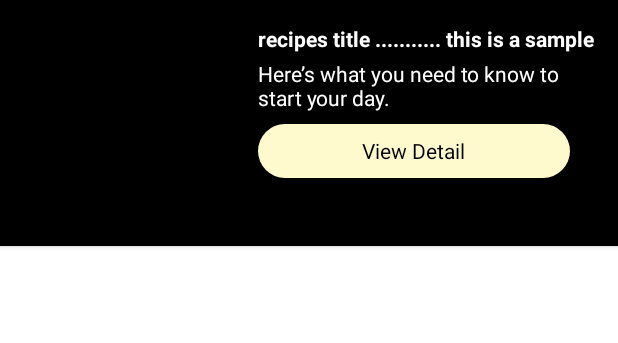
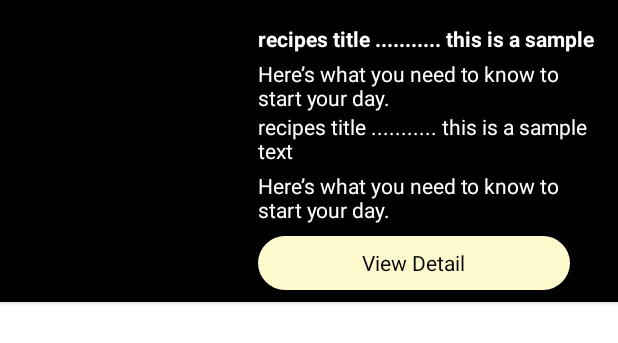
Before and after one commit to joeyudongs/NMR-Photo, an Android app built with Jetpack Compose: the layout item_rv.xml on its own in the app's theme, with its tools: preview values and no code run, on a phone screen of 412 x 824 dp. Shown: the top 343 px of the screen. Run offline under Robolectric (Android 15) with nearby library versions, the phone set to English and light mode, and no system bars.

Commit message:
updated ui

```diff
--- a/app/src/main/java/com/dheeraj/composemvvm/adpter/RvAdapter.kt
+++ b/app/src/main/java/com/dheeraj/composemvvm/adpter/RvAdapter.kt
@@ -61,6 +61,8 @@ class RvAdapter (private var photoList: List<Demo>): RecyclerView.Adapter<RvAdap
 
             tvEarthDate.text = "Earth Date: " + item.earth_date
             tvPhotoId.text = "Photo Id: " + item.photoId
+            tvName.text = "Rover: ${item.rover?.name.toString()}"
+            tvCaption.text = "LandingDate: ${item.rover?.landing_date.toString()}"
 
             ivRecipeItemImage.apply {
                 Glide.with(context)
--- a/app/src/main/res/layout/item_rv.xml
+++ b/app/src/main/res/layout/item_rv.xml
@@ -64,6 +64,23 @@
                     android:textColor="@android:color/white"
                     tools:text="Here’s what you need to know to start your day." />
 
+                <TextView
+                    android:id="@+id/tv_name"
+                    android:layout_width="wrap_content"
+                    android:layout_height="wrap_content"
+                    android:maxLines="2"
+                    android:textColor="@android:color/white"
+                    tools:text="recipes title ........... this is a sample text " />
+
+                <TextView
+                    android:id="@+id/tv_caption"
+                    android:layout_width="wrap_content"
+                    android:layout_height="wrap_content"
+                    android:layout_marginTop="4dp"
+                    android:maxLines="2"
+                    android:textColor="@android:color/white"
+                    tools:text="Here’s what you need to know to start your day." />
+
                 <RelativeLayout
                     android:id="@+id/rl_bt_anim"
                     android:background="@drawable/green_button_background_ripple"
```
Also changed, not shown: 4 other files.
